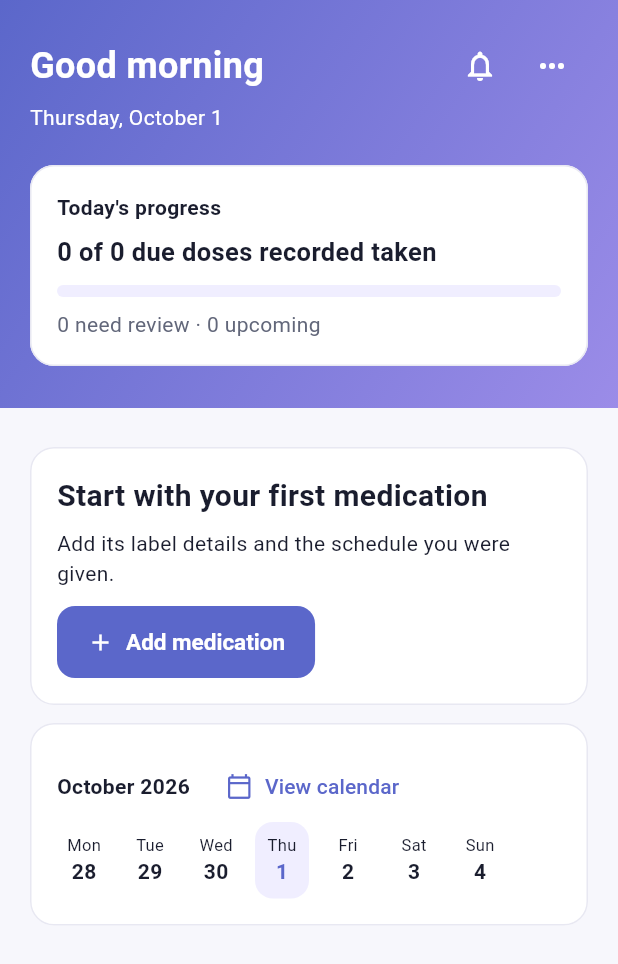
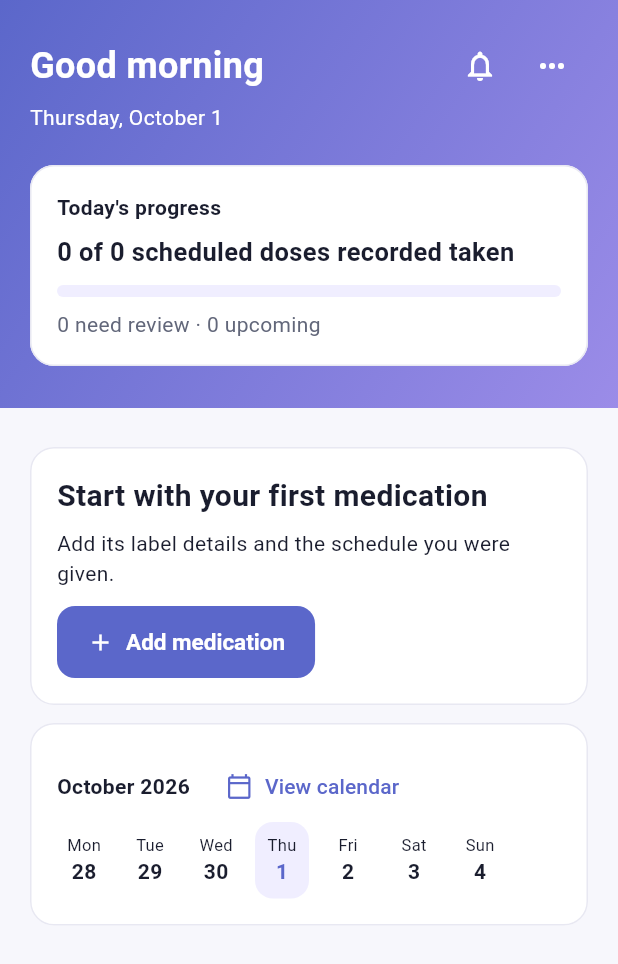
Before and after one commit to omuoguilim/DoseBuddy, a Flutter app: the TodayPage screen opened directly, on a phone screen of 412 x 824 dp. Shown: the top 964 px of the screen. Run offline on Flutter 3.47's test engine with Material 3 defaults, Android fonts, the phone set to English and light mode, and no system bars; our stand-ins replace cloud_firestore, cloud_functions, firebase_auth, firebase_core, fl_chart, flutter_local_notifications and 10 more; missing offline and left inert: dart:js_interop, firebase_app_check; accounts and stored records are empty.

Commit message:
Show saved early doses in Today and separate symptom fields

```diff
--- a/lib/dose_review_page.dart
+++ b/lib/dose_review_page.dart
@@ -39,7 +39,7 @@ class _DoseReviewPageState extends State<DoseReviewPage> {
     if (result == true) {
       if (actual.isAfter(DateTime.now()) && state == 'taken') {
         if (mounted) ScaffoldMessenger.of(context).showSnackBar(const SnackBar(content: Text('Actual taken time cannot be in the future.')));
-      } else { med.recordDose(date, time, state, reason: reason.text.trim(), actualTime: actual); await med.save(); try { await NotificationService().rescheduleAll(); } catch (_) { if (mounted) ScaffoldMessenger.of(context).showSnackBar(const SnackBar(content: Text('Record saved. Reminder refresh failed; check reminder health.'))); } }
+      } else { med.recordDose(date, time, state, reason: reason.text.trim(), actualTime: actual); await med.save(); if(mounted){ScaffoldMessenger.of(context).showSnackBar(SnackBar(content:Text('${med.name}: $state recorded'),duration:const Duration(seconds:3)));setState(()=>_history=true);} try { await NotificationService().rescheduleAll(); } catch (_) { if (mounted) ScaffoldMessenger.of(context).showSnackBar(const SnackBar(content: Text('Record saved. Reminder refresh failed; check reminder health.'))); } }
     }
     reason.dispose();
   }
--- a/lib/today_page.dart
+++ b/lib/today_page.dart
@@ -68,7 +68,8 @@ class _TodayPageState extends State<TodayPage> {
     rows.sort((a,b)=>(a['at'] as DateTime).compareTo(b['at'] as DateTime));future.sort((a,b)=>(a['at'] as DateTime).compareTo(b['at'] as DateTime));
     final due=rows.where((r)=>!(r['at'] as DateTime).isAfter(now)).toList();
     final unresolved=due.where((r)=>!['taken','skipped','missed'].contains(r['state'])).toList();
-    final taken=due.where((r)=>r['state']=='taken').length;
+    final taken=rows.where((r)=>r['state']=='taken').length;
+    final progressTotal=rows.length;
     final greeting=now.hour<12?'Good morning':now.hour<17?'Good afternoon':'Good evening';
     final next=future.isEmpty?null:future.first;
     final refill=box.values.where((m)=>m.needsRefill()&&m.scheduleFor(now)['archived']!=true).toList();
@@ -76,11 +77,11 @@ class _TodayPageState extends State<TodayPage> {
       SliverToBoxAdapter(child:Container(padding:EdgeInsets.fromLTRB(20,MediaQuery.paddingOf(context).top+20,20,22),decoration:const BoxDecoration(gradient:LinearGradient(colors:[DoseBuddyTheme.purple,DoseBuddyTheme.lavender],begin:Alignment.topLeft,end:Alignment.bottomRight)),child:Column(crossAxisAlignment:CrossAxisAlignment.start,children:[
         Row(children:[Expanded(child:Text('$greeting${_name.isEmpty?'':', $_name'}',style:const TextStyle(fontSize:24,fontWeight:FontWeight.w700,color:Colors.white))),IconButton(tooltip:'Reminder health',onPressed:()=>_open(const ReminderHealthPage()),icon:const Icon(Icons.notifications_outlined,color:Colors.white)),PopupMenuButton<String>(tooltip:'More Today options',icon:const Icon(Icons.more_horiz,color:Colors.white),onSelected:(v)=>_open(v=='daily'?const HomePage():const ReportPage()),itemBuilder:(_)=>const[PopupMenuItem(value:'daily',child:Text('Detailed daily view')),PopupMenuItem(value:'report',child:Text('Doctor report'))])]),
         Text(DateFormat('EEEE, MMMM d').format(now),style:const TextStyle(color:Colors.white,fontSize:14)),const SizedBox(height:16),
-        _card([const Text("Today's progress",style:TextStyle(fontWeight:FontWeight.w600)),const SizedBox(height:8),Text('$taken of ${due.length} due doses recorded taken',style:const TextStyle(fontWeight:FontWeight.w700,fontSize:17)),const SizedBox(height:10),Semantics(label:'$taken of ${due.length} due doses recorded taken',child:LinearProgressIndicator(value:due.isEmpty?0:taken/due.length,minHeight:8,borderRadius:BorderRadius.circular(8),color:DoseBuddyTheme.purple,backgroundColor:DoseBuddyTheme.tint)),const SizedBox(height:8),Text('${unresolved.length} need review · ${rows.length-due.length} upcoming',style:const TextStyle(color:DoseBuddyTheme.muted))]),
+        _card([const Text("Today's progress",style:TextStyle(fontWeight:FontWeight.w600)),const SizedBox(height:8),Text('$taken of $progressTotal scheduled doses recorded taken',style:const TextStyle(fontWeight:FontWeight.w700,fontSize:17)),const SizedBox(height:10),Semantics(label:'$taken of $progressTotal scheduled doses recorded taken',child:LinearProgressIndicator(value:progressTotal==0?0:taken/progressTotal,minHeight:8,borderRadius:BorderRadius.circular(8),color:DoseBuddyTheme.purple,backgroundColor:DoseBuddyTheme.tint)),const SizedBox(height:8),Text('${unresolved.length} need review · ${rows.length-due.length} upcoming',style:const TextStyle(color:DoseBuddyTheme.muted))]),
       ]))),
       SliverPadding(padding:const EdgeInsets.all(20),sliver:SliverList(delegate:SliverChildListDelegate([
         if(box.isEmpty)_card([const Text('Start with your first medication',style:TextStyle(fontSize:20,fontWeight:FontWeight.w700)),const SizedBox(height:8),const Text('Add its label details and the schedule you were given.'),const SizedBox(height:12),ElevatedButton.icon(onPressed:()=>_open(const AddMedicationPage()),icon:const Icon(Icons.add),label:const Text('Add medication'))]),
-        if(next!=null)_card([const Text('Next scheduled dose',style:TextStyle(fontWeight:FontWeight.w600)),const SizedBox(height:14),Row(children:[const MedicationGlyph(),const SizedBox(width:12),Expanded(child:Column(crossAxisAlignment:CrossAxisAlignment.start,children:[Text((next['med'] as Medication).name,style:Theme.of(context).textTheme.titleMedium),Text('Strength: ${(next['med'] as Medication).dosage}'),Text(DateFormat('EEE, h:mm a').format(next['at'] as DateTime),style:Theme.of(context).textTheme.titleLarge)]))]),const SizedBox(height:12),SizedBox(width:double.infinity,child:ElevatedButton(onPressed:()=>_record(next,'taken'),child:const Text('Record dose')))]),
+        if(next!=null)_card([const Text('Next scheduled dose',style:TextStyle(fontWeight:FontWeight.w600)),const SizedBox(height:14),Row(children:[const MedicationGlyph(),const SizedBox(width:12),Expanded(child:Column(crossAxisAlignment:CrossAxisAlignment.start,children:[Text((next['med'] as Medication).name,style:Theme.of(context).textTheme.titleMedium),Text('Strength: ${(next['med'] as Medication).dosage}'),Text(DateFormat('EEE, h:mm a').format(next['at'] as DateTime),style:Theme.of(context).textTheme.titleLarge)]))]),if((next['date'] as DateTime).day==today.day && (next['date'] as DateTime).month==today.month)...[const SizedBox(height:12),SizedBox(width:double.infinity,child:ElevatedButton(onPressed:()=>_record(next,'taken'),child:const Text('Record dose'))) ]]),
         if(unresolved.isNotEmpty)_card([Text('Your ${(unresolved.first['time'])} dose',style:Theme.of(context).textTheme.titleMedium),Text((unresolved.first['med'] as Medication).name),const Text('What happened?'),const SizedBox(height:12),Wrap(spacing:8,runSpacing:8,children:[for(final entry in {'taken':'Taken','skipped':'Skipped','missed':'Missed','unknown':'Not sure'}.entries)OutlinedButton(onPressed:()=>_record(unresolved.first,entry.key),child:Text(entry.value))]),TextButton(onPressed:()=>_open(const DoseReviewPage()),child:Text('Review all ${unresolved.length} unresolved doses'))]),
         _calendarCard(now),
         for(final m in refill)_card([Text('Refill record: ${m.name}',style:const TextStyle(fontWeight:FontWeight.w600)),Text('${m.pillsRemaining} pills remaining'),TextButton(onPressed:()=>_open(const HomePage()),child:const Text('Review refill'))]),
--- a/lib/widgets/side_effects_dialog.dart
+++ b/lib/widgets/side_effects_dialog.dart
@@ -118,7 +118,9 @@ class _SideEffectsDialogState extends State<SideEffectsDialog> {
               ),
               const SizedBox(height: 12),
               TextField(decoration: const InputDecoration(labelText: 'Search symptoms'), onChanged: (v) => setState(() => _query = v.toLowerCase())),
-              DropdownButtonFormField<String>(value: _severity, decoration: const InputDecoration(labelText: 'Severity'), items: ['Mild', 'Moderate', 'Severe'].map((v) => DropdownMenuItem(value: v, child: Text(v))).toList(), onChanged: (v) => setState(() => _severity = v!)),
+              const SizedBox(height: 20),
+              DropdownButtonFormField<String>(isExpanded: true, value: _severity, decoration: const InputDecoration(labelText: 'Severity'), items: ['Mild', 'Moderate', 'Severe'].map((v) => DropdownMenuItem(value: v, child: Text(v))).toList(), onChanged: (v) => setState(() => _severity = v!)),
+              const SizedBox(height: 12),
               TextButton(onPressed: () async {
                 final now = DateTime.now();
                 final d = await showDatePicker(context: context, initialDate: _onset ?? now, firstDate: DateTime(2000), lastDate: now);
```
Also changed, not shown: 1 other file.
